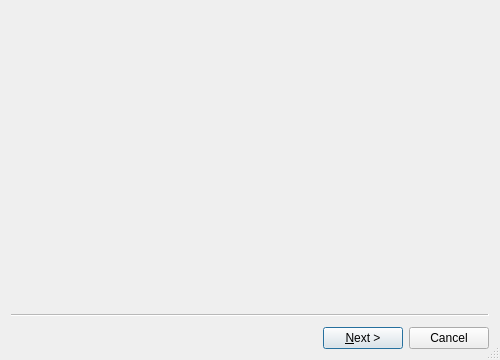
Above: src/qt/forms/voting/votewizard.ui from gridcoin-community/Gridcoin-Research before the change. Below: the same form after it.
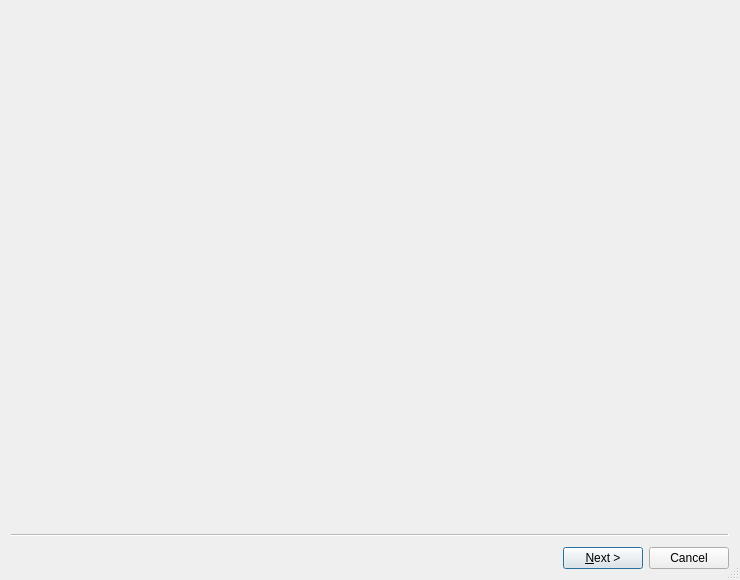
That is the form after the change. Custom widgets are drawn as their Qt base class.

```diff
--- a/src/qt/forms/voting/votewizard.ui
+++ b/src/qt/forms/voting/votewizard.ui
@@ -6,8 +6,8 @@
    <rect>
     <x>0</x>
     <y>0</y>
-    <width>500</width>
-    <height>360</height>
+    <width>740</width>
+    <height>580</height>
    </rect>
   </property>
   <property name="sizePolicy">
```
